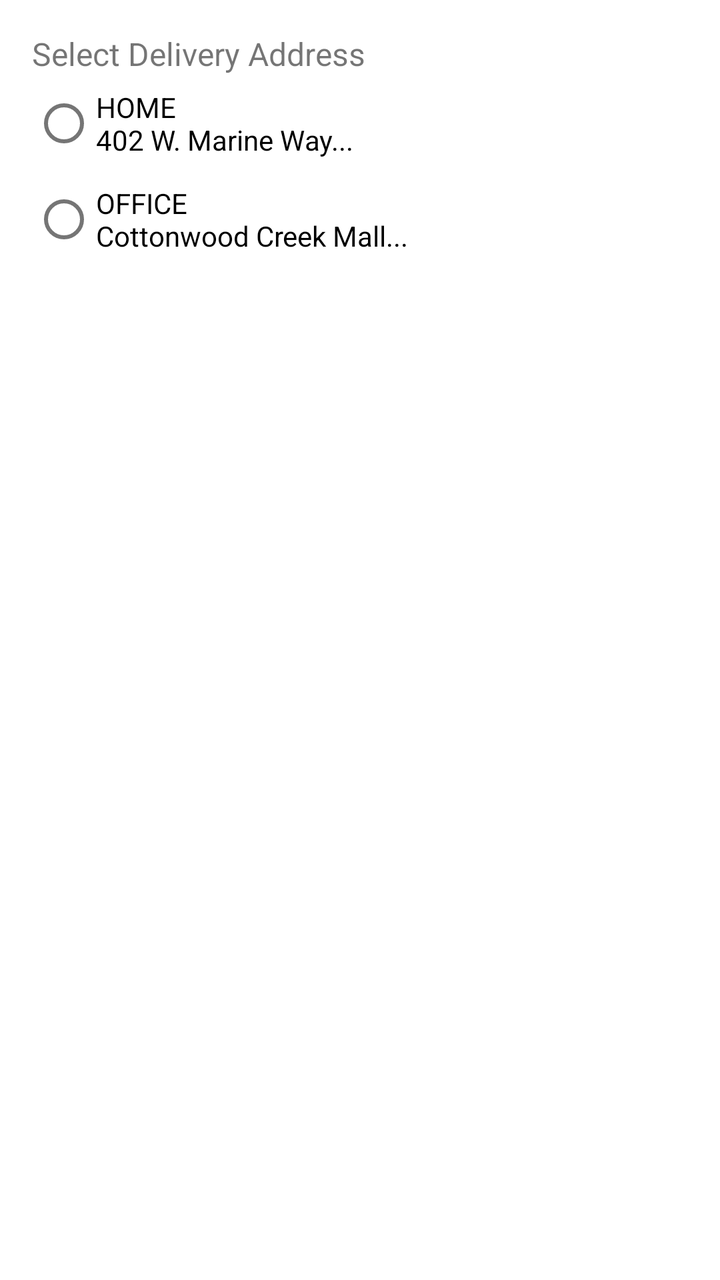
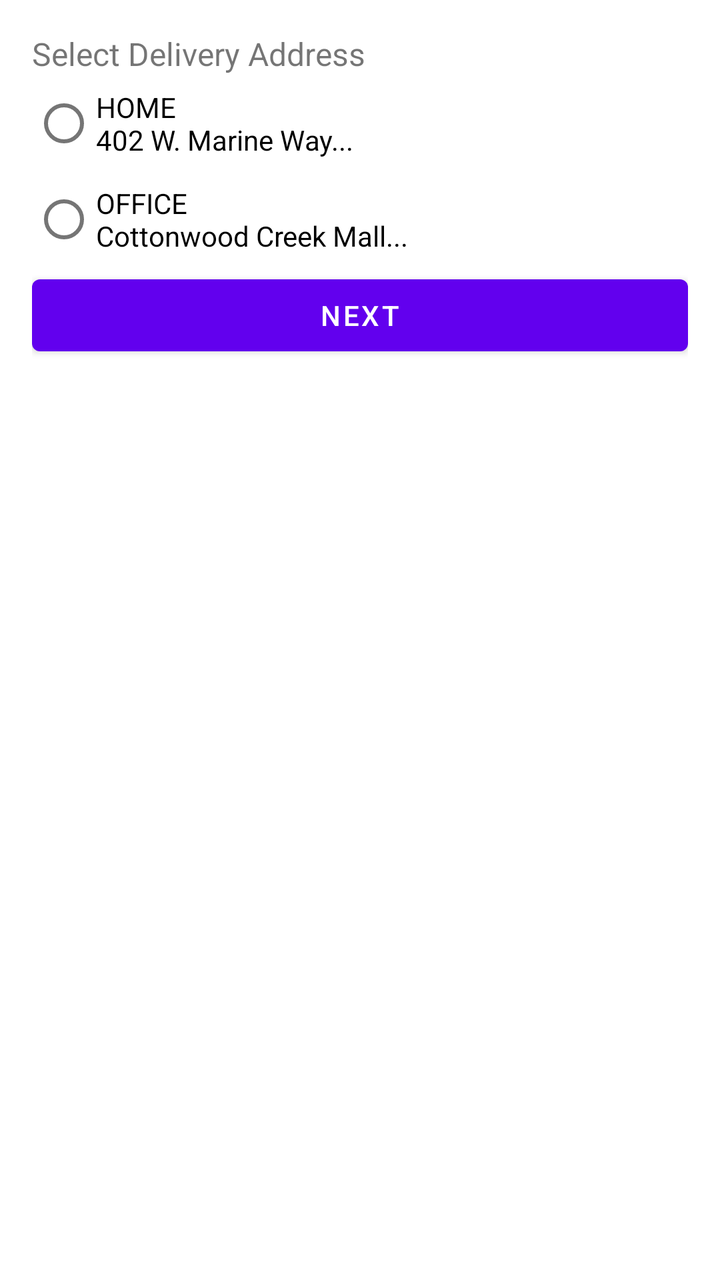

Two renders of the same Android screen: before a commit and after it. Below are the layout's source before the change and the commit's diff.
<!-- AndroidManifest.xml: application theme Theme.ECommerceShopping -->
<!-- res/layout/fragment_delivery.xml -->
<?xml version="1.0" encoding="utf-8"?>
<LinearLayout
    xmlns:android="http://schemas.android.com/apk/res/android"
    android:orientation="vertical"
    android:padding="16dp"
    android:layout_width="match_parent"
    android:layout_height="match_parent">

    <TextView
        android:text="Select Delivery Address"
        android:textSize="16sp"
        android:layout_width="wrap_content"
        android:layout_height="wrap_content"/>

    <RadioGroup
        android:layout_width="match_parent"
        android:layout_height="wrap_content">

        <RadioButton
            android:id="@+id/radioHome"
            android:text="HOME\n402 W. Marine Way..."
            android:layout_width="match_parent"
            android:layout_height="wrap_content"/>

        <RadioButton
            android:id="@+id/radioOffice"
            android:text="OFFICE\nCottonwood Creek Mall..."
            android:layout_width="match_parent"
            android:layout_height="wrap_content"/>

    </RadioGroup>

</LinearLayout>
<!-- resources referenced by this layout -->
<resources>
  <style name="Theme.ECommerceShopping" parent="Theme.MaterialComponents.Light.NoActionBar" />
</resources>

<!-- the commit's change to res/layout/fragment_delivery.xml (unified diff, before → after) -->
@@ -29,5 +29,10 @@
             android:layout_height="wrap_content"/>
 
     </RadioGroup>
+    <Button
+        android:id="@+id/btnNextDelivery"
+        android:text="NEXT"
+        android:layout_width="match_parent"
+        android:layout_height="wrap_content"/>
 
 </LinearLayout>
